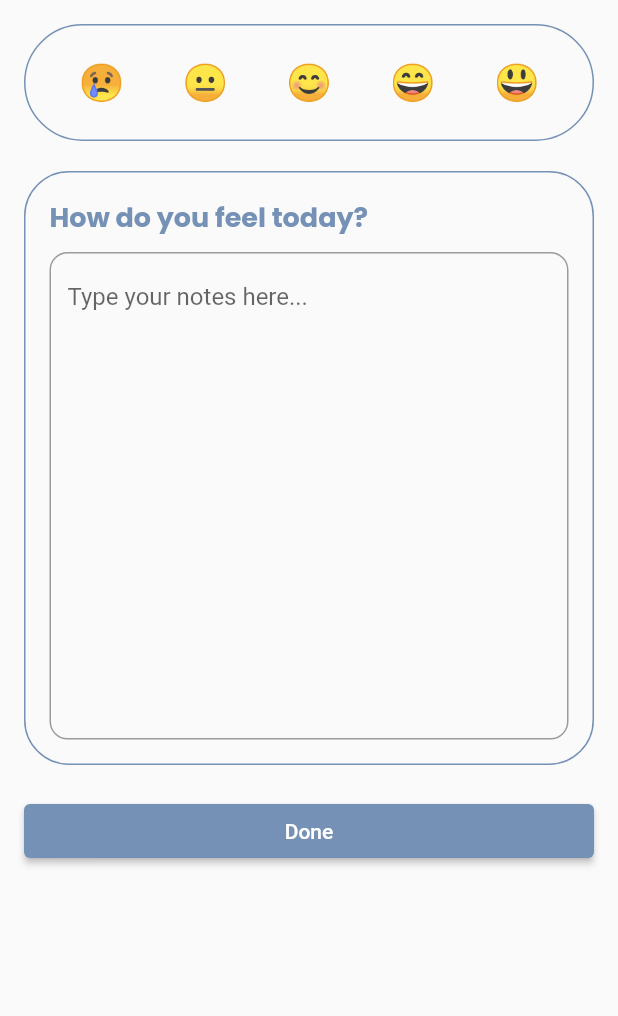
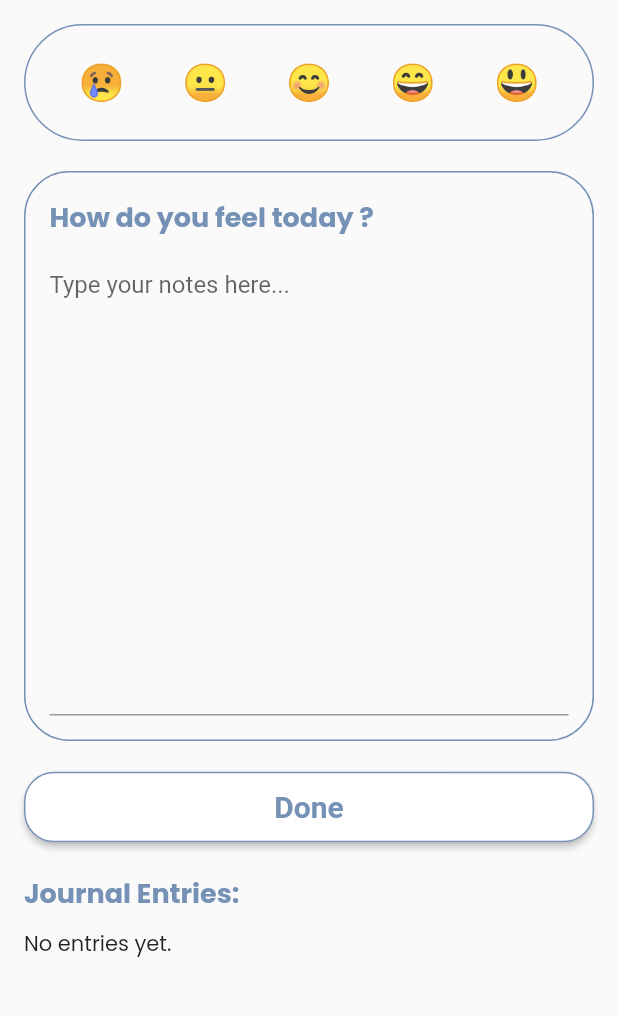
Before and after one commit to neminsheth/mental-health-assistant, a Flutter app: the JournallingPage screen opened directly, on a phone screen of 412 x 824 dp, the part 84-1100 px from its top. Run offline on Flutter 3.47's test engine with Material 2 defaults, Android fonts, the phone set to English and light mode, and no system bars; our stand-ins replace flashy_tab_bar2, flutter_svg; missing offline and left inert: video_thumbnail_imageview.

Commit message:
pomodoro.dart and music.dart added.

```diff
--- a/lib/home.dart
+++ b/lib/home.dart
@@ -4,8 +4,7 @@ import 'package:ipd/food.dart';
 import 'package:ipd/profile.dart';
 import 'package:ipd/questionnaire.dart';
 import 'colors.dart';
-import 'journal.dart';
-import 'journalling.dart';
+import 'journal/journal.dart';
 import 'feed/feed.dart';
 
 class HomePage extends StatefulWidget {
--- a/lib/journalling.dart
+++ b/lib/journal/journalling.dart
@@ -1,8 +1,8 @@
 import 'package:flutter/material.dart';
 import 'package:flutter_svg/svg.dart';
-import 'colors.dart';
-import 'home.dart';
-import 'journal.dart'; // Import your AppColors class
+import '../colors.dart';
+import '../home.dart';
+import 'journal.dart';
 
 class JournallingPage extends StatefulWidget {
   @override
@@ -12,6 +12,7 @@ class JournallingPage extends StatefulWidget {
 class _JournallingPageState extends State<JournallingPage> {
   String selectedEmoji = '';
   TextEditingController notesController = TextEditingController();
+  List<String> journalEntries = [];
 
   @override
   Widget build(BuildContext context) {
@@ -29,25 +30,63 @@ class _JournallingPageState extends State<JournallingPage> {
               SizedBox(height: 20),
               ElevatedButton(
                 onPressed: () {
-                  Navigator.push(
-                    context,
-                    MaterialPageRoute(builder: (context) => HomePage()),
-                  );
-                  print('Selected Emoji: $selectedEmoji');
-                  print('Notes: ${notesController.text}');
+                  _saveJournalEntry();
                 },
                 style: ElevatedButton.styleFrom(
+                  backgroundColor: Colors.white,
                   primary: AppColors.secondaryblue,
                   onPrimary: Colors.white,
+                  side: BorderSide(color: AppColors.secondaryblue, width: 1),
+                  shape: RoundedRectangleBorder(
+                    borderRadius: BorderRadius.circular(20),
+                  ),
                 ),
-                child: Text('Done'),
+                child: Container(
+                  width: double.infinity,
+                  padding: EdgeInsets.symmetric(vertical: 12),
+                  child: Center(
+                    child: Text(
+                      'Done',
+                      style: TextStyle(
+                        fontSize: 20,
+                        fontWeight: FontWeight.bold,
+                        color: AppColors.secondaryblue,
+                      ),
+                    ),
+                  ),
+                ),
               ),
+              SizedBox(height: 20),
+              _buildJournalEntries(),
             ],
           ),
         ),
       ),
     );
   }
+
+  void _saveJournalEntry() {
+    if (selectedEmoji.isNotEmpty && notesController.text.isNotEmpty) {
+      String entry = '$selectedEmoji - ${notesController.text}';
+      setState(() {
+        journalEntries.add(entry);
+      });
+      // Clear the input fields
+      setState(() {
+        selectedEmoji = '';
+        notesController.clear();
+      });
+
+      // Navigate to JournalPage with updated entries
+      Navigator.pushReplacement(
+        context,
+        MaterialPageRoute(builder: (context) => JournalPage(entries: List.from(journalEntries))),
+      );
+    }
+  }
+
+
+
 
   Widget _buildEmojiContainer() {
     return Container(
@@ -102,8 +141,8 @@ class _JournallingPageState extends State<JournallingPage> {
       child: Column(
         crossAxisAlignment: CrossAxisAlignment.start,
         children: [
-          Text(
-            'How do you feel today?',
+          const Text(
+            'How do you feel today ?',
             style: TextStyle(
               fontSize: 18,
               fontWeight: FontWeight.bold,
@@ -116,19 +155,41 @@ class _JournallingPageState extends State<JournallingPage> {
             maxLines: 15,
             decoration: InputDecoration(
               hintText: 'Type your notes here...',
-              border: OutlineInputBorder(
-                borderRadius: BorderRadius.circular(12.0), // Adjust the border radius
-                borderSide: const BorderSide(
-                  width: 10.0,  // Adjust the border size
-                ),
+              focusedBorder: OutlineInputBorder(
+                borderRadius: BorderRadius.circular(20),
+                borderSide: BorderSide(color: AppColors.secondaryblue),
               ),
-
             ),
           ),
         ],
       ),
     );
   }
+
+  Widget _buildJournalEntries() {
+    return Column(
+      crossAxisAlignment: CrossAxisAlignment.start,
+      children: [
+        Text(
+          'Journal Entries:',
+          style: TextStyle(
+            fontSize: 18,
+            fontWeight: FontWeight.bold,
+            color: AppColors.secondaryblue,
+          ),
+        ),
+        SizedBox(height: 10),
+        if (journalEntries.isEmpty)
+          Text('No entries yet.')
+        else
+          Column(
+            crossAxisAlignment: CrossAxisAlignment.start,
+            children: journalEntries.map((entry) => Text(entry)).toList(),
+          ),
+      ],
+    );
+  }
+
   AppBar appBar() {
     return AppBar(
       title: const Text(
```
Also changed, not shown: lib/feed/feed.dart (+12 -1 lines), lib/feed/music.dart (added, +116 -0 lines), lib/feed/pomodoro.dart (added, +209 -0 lines), lib/journal/journal.dart (renamed from lib/journal.dart, +35 -8 lines), 2 other files.
